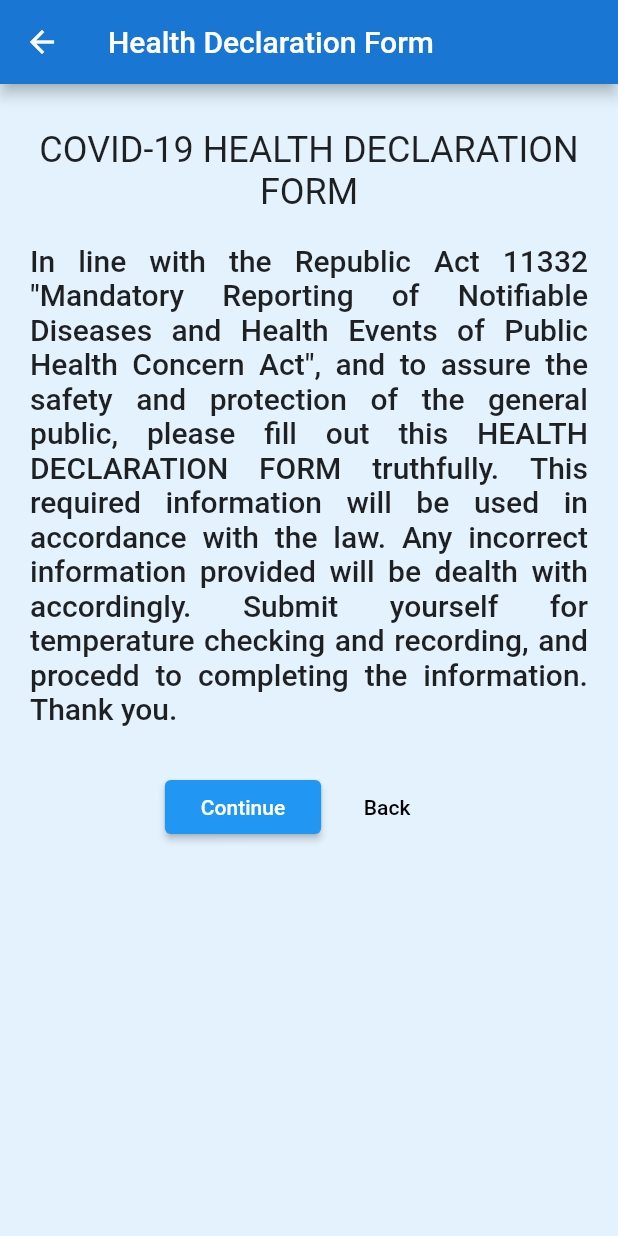
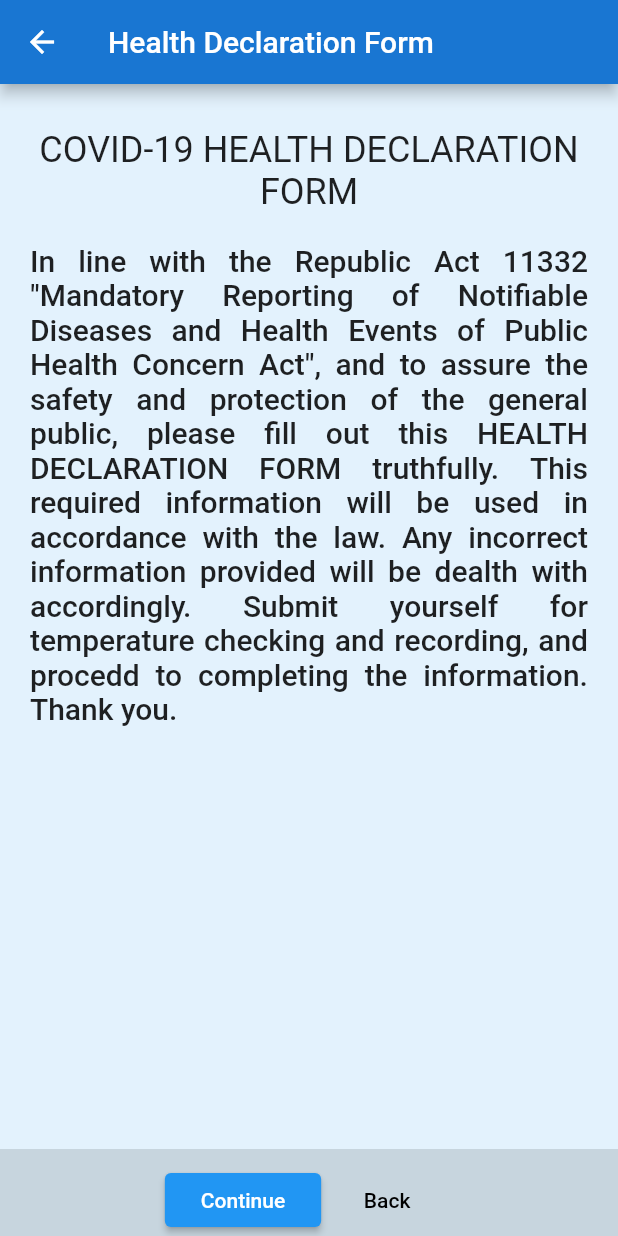
Before and after one commit to jommar/uerm_e_triage, a Flutter app: the HealthDeclarationScreen screen opened by its route, on a phone screen of 412 x 824 dp. Run offline on Flutter 3.47's test engine with Material 2 defaults, Android fonts, the light colour scheme and no system bars; drawn by our look-alikes of flutter_form_builder; our stand-ins replace font_awesome_flutter.

Commit message:
minor fix

```diff
--- a/lib/models/HealthDeclarationProvider.dart
+++ b/lib/models/HealthDeclarationProvider.dart
@@ -22,6 +22,7 @@ class HealthDeclarationProvider with ChangeNotifier {
   Map get argsCovidEr {
     return _argsCovidEr;
   }
+
   Map get argsContinue {
     return _argsContinue;
   }
--- a/lib/screens/healthDeclaration/HealthDeclarationScreen.dart
+++ b/lib/screens/healthDeclaration/HealthDeclarationScreen.dart
@@ -29,8 +29,8 @@ class _HealthDeclarationScreenState extends State<HealthDeclarationScreen> {
         ..._formKey.currentState.value,
       };
 
-      _formVal['temperature'] =
-          double.parse(_formVal['temperature'].toStringAsFixed(1));
+      _formVal['temperature'] = double.parse(
+          double.parse(_formVal['temperature']).toStringAsFixed(1));
 
       final response =
           await Provider.of<HealthDeclarationProvider>(context, listen: false)
@@ -48,9 +48,11 @@ class _HealthDeclarationScreenState extends State<HealthDeclarationScreen> {
       }
 
       if (response['isForCovidEr']) {
-        args = Provider.of<HealthDeclarationProvider>(context, listen: false).argsCovidEr;
+        args = Provider.of<HealthDeclarationProvider>(context, listen: false)
+            .argsCovidEr;
       } else {
-        args = Provider.of<HealthDeclarationProvider>(context, listen: false).argsContinue;
+        args = Provider.of<HealthDeclarationProvider>(context, listen: false)
+            .argsContinue;
       }
 
       Provider.of<EmployeeProvider>(context, listen: false).clearEmployees();
@@ -82,12 +84,13 @@ class _HealthDeclarationScreenState extends State<HealthDeclarationScreen> {
       appBar: AppBar(
         title: Text('Health Declaration Form'),
       ),
-      body: SingleChildScrollView(
-        child: FormBuilder(
+      body: FormBuilder(
         key: _formKey,
         child: Column(
           children: [
-              Container(
+            Expanded(
+              child: SingleChildScrollView(
+                child: Container(
                   padding: EdgeInsets.all(20),
                   child: LayoutBuilder(
                     builder: (context, constraints) {
@@ -118,7 +121,11 @@ class _HealthDeclarationScreenState extends State<HealthDeclarationScreen> {
                     },
                   ),
                 ),
+              ),
+            ),
             Container(
+              color: Colors.black12,
+              padding: EdgeInsets.only(top: 10),
               child: Row(
                 mainAxisAlignment: MainAxisAlignment.center,
                 children: [
@@ -161,7 +168,6 @@ class _HealthDeclarationScreenState extends State<HealthDeclarationScreen> {
           ],
         ),
       ),
-      ),
     );
   }
 }
```
Also changed, not shown: lib/components/SaveFormWidget.dart (+10 -7 lines), lib/screens/employee/SearchEmployeeForm.dart (+5 -6 lines). Lines whose indentation alone changed are shown as unchanged.
